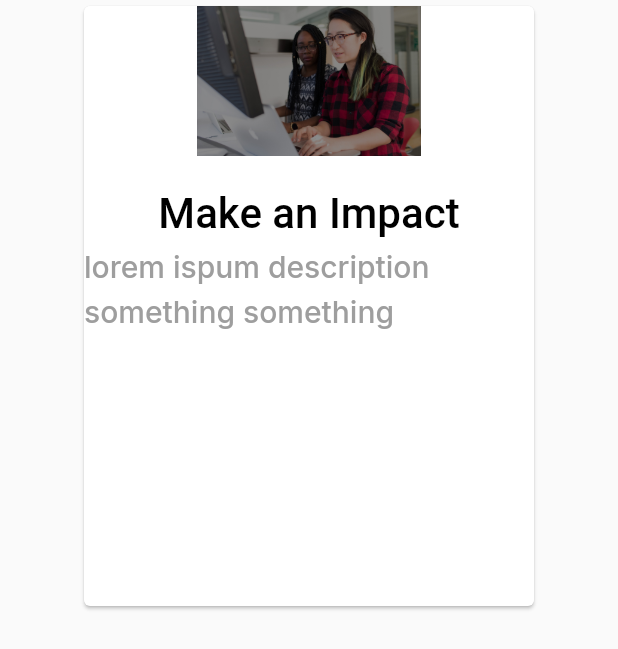
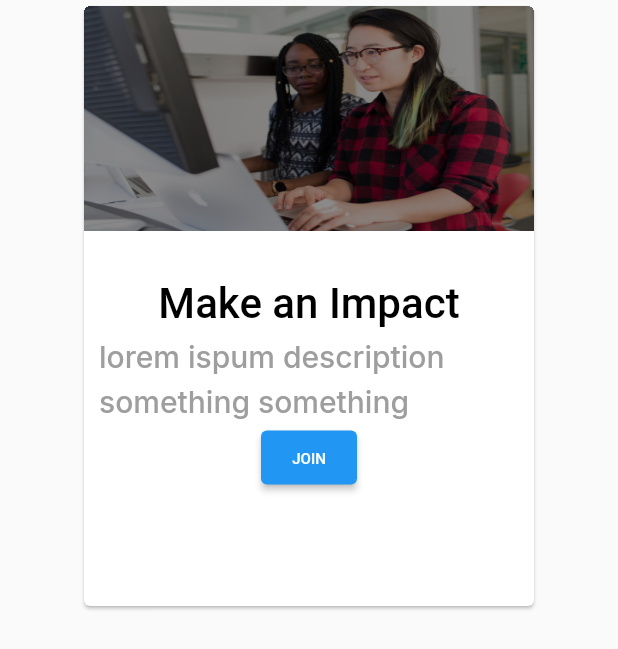
Before and after one commit to Jud-e/ehlites, a Flutter app: the Involvement widget shown alone on an empty page, opened directly, on a phone screen of 412 x 824 dp. Shown: the top 649 px of the screen. Run offline on Flutter 3.47's test engine with Material 2 defaults, Android fonts, the light colour scheme and no system bars; our stand-ins replace google_fonts; Roboto replaces fonts that are missing (Mukta).

Commit message:
feat: involve

```diff
--- a/lib/homepage.dart
+++ b/lib/homepage.dart
@@ -234,7 +234,7 @@ class _HomePageState extends State<HomePage> {
               decoration: BoxDecoration(color: primary),
               child: const Padding(
                 padding: EdgeInsets.all(10.0),
-                child: Center(child: Involvement()),
+                child: Involvement(),
               ),
             ),
           ],
--- a/lib/involve.dart
+++ b/lib/involve.dart
@@ -22,13 +22,22 @@ class _InvolvementState extends State<Involvement> {
             width: 300,
             height: 400,
             child: Column(
+              // crossAxisAlignment: CrossAxisAlignment.start,
               children: [
                 Image.asset(
                   "images/bgimage1.jpg",
-                  height: 100,
+                  height: 150,
+                  width: double.infinity,
                   fit: BoxFit.fill,
                 ),
                 yMargin(15),
+                Padding(
+                  padding: const EdgeInsets.all(10.0),
+                  child: Column(
+                    mainAxisAlignment: MainAxisAlignment.spaceAround,
+                    children: [
+                      Column(
+                        children: [
                           Text(
                             'Make an Impact',
                             style: thickStyle(28, black),
@@ -36,7 +45,18 @@ class _InvolvementState extends State<Involvement> {
                           Text(
                             "lorem ispum description something something",
                             style: interStyle(20, Colors.grey),
-                )
+                          ),
+                        ],
+                      ),
+                      ElevatedButton(
+                          onPressed: () {},
+                          child: Text(
+                            "JOIN",
+                            style: normalStyle(10, primary),
+                          ))
+                    ],
+                  ),
+                ),
               ],
             ),
           ),
```
Lines whose indentation alone changed are shown as unchanged.
